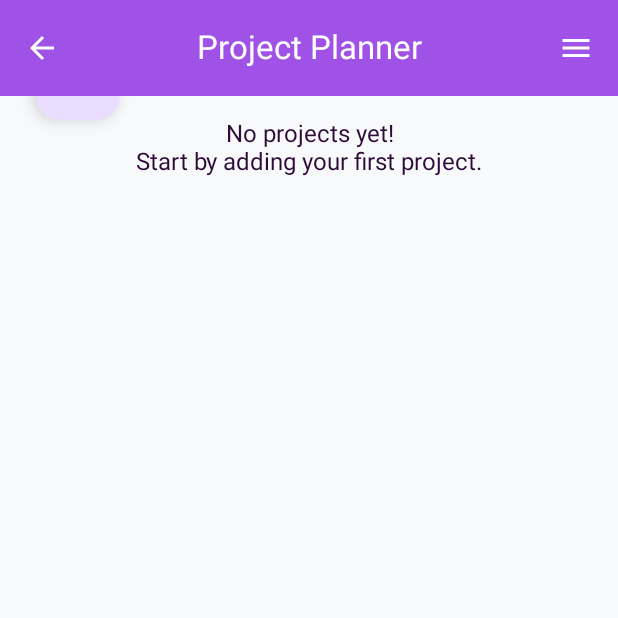
After one commit to Ananya-Ahuja/OnTrack, an Android app built with Jetpack Compose: the ProjectPlannerScreen screen opened through its navigation route, on a phone screen of 412 x 824 dp, the top half of it. The commit adds this screen. Run offline under Robolectric (Android 15) with nearby library versions, the phone set to English and light mode, and no system bars; our stand-ins replace Dagger/Hilt's generated code, Firebase (no records; nobody signed in at launch, a user with empty details on screens opened directly), Room's generated code, livedata-compose.

Commit message:
project planner implemented

```diff
--- a/app/src/main/java/com/igdtuw/ontrack/TaskDatabase.kt
+++ b/app/src/main/java/com/igdtuw/ontrack/AppDatabase.kt
@@ -5,11 +5,15 @@ import androidx.room.RoomDatabase
 import androidx.room.TypeConverters
 
 @Database(
-    entities = [Task::class, Course::class], // Include all entities
+    entities = [
+        Project::class,
+        Milestone::class,
+        Task::class, Course::class],
     version = 2 // Incremented version
 )
 @TypeConverters(Converters::class)
 abstract class AppDatabase : RoomDatabase() {
     abstract fun taskDao(): TaskDao
-    abstract fun courseDao(): CourseDao // Add new DAO
+    abstract fun projectDao(): ProjectDao
+    abstract fun courseDao(): CourseDao
 }
--- a/app/src/main/java/com/igdtuw/ontrack/Navigation.kt
+++ b/app/src/main/java/com/igdtuw/ontrack/Navigation.kt
@@ -80,5 +80,14 @@ fun Navigation(modifier: Modifier = Modifier, authViewModel: AuthViewModel) {
                 authViewModel = authViewModel
             )
         }
+
+        composable("project_planner") {
+            val viewModel: ProjectViewModel = hiltViewModel()
+            ProjectPlannerScreen(
+                navController = navController,
+                viewModel = viewModel,
+                authViewModel = authViewModel
+            )
+        }
     }
 }
--- /dev/null
+++ b/app/src/main/java/com/igdtuw/ontrack/ProjectDao.kt
@@ -0,0 +1,27 @@
+package com.igdtuw.ontrack
+
+import androidx.room.Dao
+import androidx.room.Insert
+import androidx.room.Query
+import androidx.room.Transaction
+import androidx.room.Update
+import kotlinx.coroutines.flow.Flow
+
+@Dao
+interface ProjectDao {
+    @Insert
+    suspend fun insertProject(project: Project): Long
+
+    @Insert
+    suspend fun insertMilestone(milestone: Milestone)
+
+    @Update
+    suspend fun updateMilestone(milestone: Milestone)
+
+    @Transaction
+    @Query("SELECT * FROM projects")
+    fun getProjectsWithMilestones(): Flow<List<ProjectWithMilestones>>
+
+    @Query("DELETE FROM projects WHERE id = :projectId")
+    suspend fun deleteProject(projectId: Long)
+}
--- /dev/null
+++ b/app/src/main/java/com/igdtuw/ontrack/ProjectRepository.kt
@@ -0,0 +1,16 @@
+package com.igdtuw.ontrack
+
+import javax.inject.Inject
+
+class ProjectRepository @Inject constructor(private val dao: ProjectDao) {
+    fun getProjects() = dao.getProjectsWithMilestones()
+
+    suspend fun addProject(project: Project, initialMilestones: List<Milestone>) {
+        val projectId = dao.insertProject(project)
+        initialMilestones.forEach { dao.insertMilestone(it.copy(projectId = projectId)) }
+    }
+
+    suspend fun updateMilestone(milestone: Milestone) = dao.updateMilestone(milestone)
+
+    suspend fun deleteProject(project: Project) = dao.deleteProject(project.id)
+}
--- /dev/null
+++ b/app/src/main/java/com/igdtuw/ontrack/ProjectViewModel.kt
@@ -0,0 +1,32 @@
+package com.igdtuw.ontrack
+
+import androidx.lifecycle.ViewModel
+import androidx.lifecycle.viewModelScope
+import dagger.hilt.android.lifecycle.HiltViewModel
+import kotlinx.coroutines.flow.SharingStarted
+import kotlinx.coroutines.flow.stateIn
+import kotlinx.coroutines.launch
+import javax.inject.Inject
+
+@HiltViewModel
+class ProjectViewModel @Inject constructor(
+    private val repository: ProjectRepository
+) : ViewModel() {
+    val projects = repository.getProjects().stateIn(
+        scope = viewModelScope,
+        started = SharingStarted.WhileSubscribed(5000),
+        initialValue = emptyList()
+    )
+
+    fun addProject(title: String, milestones: List<Milestone>) = viewModelScope.launch {
+        repository.addProject(Project(title = title), milestones)
+    }
+
+    fun updateMilestone(milestone: Milestone) = viewModelScope.launch {
+        repository.updateMilestone(milestone)
+    }
+
+    fun deleteProject(project: Project) = viewModelScope.launch {
+        repository.deleteProject(project)
+    }
+}
--- a/app/src/main/java/com/igdtuw/ontrack/screens/DashboardScreen.kt
+++ b/app/src/main/java/com/igdtuw/ontrack/screens/DashboardScreen.kt
@@ -26,6 +26,7 @@ fun DashboardScreen(
                 "To-do List" -> navController.navigate("todo")
                 "Calendar" -> navController.navigate("calendar")
                 "CGPA Calculator" -> navController.navigate("cgpa_calculator")
+                "Project Planner" -> navController.navigate("project_planner")
                 // Add other cases for different drawer items""
             }
         },
--- a/app/src/main/java/com/igdtuw/ontrack/screens/MainScaffold.kt
+++ b/app/src/main/java/com/igdtuw/ontrack/screens/MainScaffold.kt
@@ -65,8 +65,6 @@ val drawerItems = listOf(
     DrawerItem("To-do List", R.drawable.todo),
     DrawerItem("Calendar", R.drawable.calendar),
     DrawerItem("ProjectPlanner", R.drawable.project),
-    DrawerItem("CodeVault", R.drawable.codevault),
-    DrawerItem("Resources", R.drawable.resources),
     DrawerItem("CGPA Calculator", R.drawable.cgpa)
 )
 
--- /dev/null
+++ b/app/src/main/java/com/igdtuw/ontrack/screens/ProjectPlannerScreen.kt
@@ -0,0 +1,110 @@
+package com.igdtuw.ontrack.screens
+
+import androidx.compose.foundation.layout.Column
+import androidx.compose.foundation.layout.Row
+import androidx.compose.foundation.layout.fillMaxSize
+import androidx.compose.foundation.layout.fillMaxWidth
+import androidx.compose.foundation.layout.padding
+import androidx.compose.foundation.lazy.LazyColumn
+import androidx.compose.foundation.lazy.items
+import androidx.compose.material.icons.Icons
+import androidx.compose.material.icons.filled.Add
+import androidx.compose.material.icons.filled.Delete
+import androidx.compose.material.icons.filled.KeyboardArrowDown
+import androidx.compose.material.icons.filled.KeyboardArrowUp
+import androidx.compose.material3.Card
+import androidx.compose.material3.CardDefaults
+import androidx.compose.material3.FloatingActionButton
+import androidx.compose.material3.Icon
+import androidx.compose.material3.IconButton
+import androidx.compose.material3.MaterialTheme
+import androidx.compose.material3.Text
+import androidx.compose.runtime.Composable
+import androidx.compose.runtime.collectAsState
+import androidx.compose.runtime.getValue
+import androidx.compose.runtime.mutableStateOf
+import androidx.compose.runtime.remember
+import androidx.compose.runtime.setValue
+import androidx.compose.ui.Alignment
+import androidx.compose.ui.Modifier
+import androidx.compose.ui.text.style.TextAlign
+import androidx.compose.ui.unit.dp
+import androidx.hilt.navigation.compose.hiltViewModel
+import androidx.navigation.NavController
+import com.igdtuw.ontrack.AuthViewModel
+import com.igdtuw.ontrack.ProjectViewModel
+import com.igdtuw.ontrack.ProjectWithMilestones
+
+@Composable
+fun ProjectPlannerScreen(
+    navController: NavController,
+    viewModel: ProjectViewModel = hiltViewModel(),
+    authViewModel: AuthViewModel = hiltViewModel()
+) {
+    var showAddDialog by remember { mutableStateOf(false) }
+    val projects by viewModel.projects.collectAsState(initial = emptyList())
+
+    MainScaffold(
+        screenTitle = "Project Planner",
+        canNavigateBack = true,
+        onNavigateBack = { navController.popBackStack() },
+        onDrawerItemClick = { route ->
+            when (route) {
+                "Home" -> navController.navigate("dashboard")
+                "Calendar" -> navController.navigate("calendar")
+                "To-do List" -> navController.navigate("todo")
+            }
+        },
+        onLogoutClick = {
+            authViewModel.signout()
+            navController.navigate("login") {
+                popUpTo(0) { inclusive = true }
+            }
+        },
+        authViewModel = authViewModel
+    ) { paddingValues ->
+        Column(
+            modifier = Modifier
+                .padding(paddingValues)
+                .padding(16.dp)
+        ) {
+            if (projects.isEmpty()) {
+                Text(
+                    "No projects yet!\nStart by adding your first project.",
+                    modifier = Modifier.fillMaxSize(),
+                    textAlign = TextAlign.Center
+                )
+            } else {
+                LazyColumn {
+                    items(projects) { projectWithMilestones ->
+                        ProjectCard(
+                            projectWithMilestones = projectWithMilestones,
+                            onMilestoneUpdated = viewModel::updateMilestone,
+                            onDelete = { viewModel.deleteProject(projectWithMilestones.project) }
+                        )
+                    }
+                }
+            }
+        }
+
+        FloatingActionButton(
+            onClick = { showAddDialog = true },
+            modifier = Modifier.padding(24.dp)
+        ) {
+            Icon(
+                imageVector = Icons.Default.Add,
+                contentDescription = "Add Project"
+            )
+        }
+    }
+
+    if (showAddDialog) {
+        AddProjectDialog(
+            onDismiss = { showAddDialog = false },
+            onSave = { title, milestones ->
+                viewModel.addProject(title, milestones)
+                showAddDialog = false
+            }
+        )
+    }
+}
--- a/gradle.properties
+++ b/gradle.properties
@@ -21,3 +21,4 @@ kotlin.code.style=official
 # resources declared in the library itself and none from the library's dependencies,
 # thereby reducing the size of the R class for that library
 android.nonTransitiveRClass=true
+org.gradle.groovy.dsl.caching=false
```
Also changed, not shown: app/src/main/java/com/igdtuw/ontrack/Converters.kt (+20 -5 lines), app/src/main/java/com/igdtuw/ontrack/DatabaseModule.kt (+6 -21 lines), app/src/main/java/com/igdtuw/ontrack/Milestone.kt (added, +23 -0 lines), app/src/main/java/com/igdtuw/ontrack/MilestoneTemplate.kt (added, +8 -0 lines), app/src/main/java/com/igdtuw/ontrack/MilestoneTemplateItem.kt (added, +57 -0 lines), app/src/main/java/com/igdtuw/ontrack/Project.kt (added, +14 -0 lines), app/src/main/java/com/igdtuw/ontrack/ProjectWithMilestones.kt (added, +13 -0 lines), app/src/main/java/com/igdtuw/ontrack/screens/AddProjectDialog.kt (added, +92 -0 lines), app/src/main/java/com/igdtuw/ontrack/screens/MilestoneItem.kt (added, +96 -0 lines), app/src/main/java/com/igdtuw/ontrack/screens/ProjectCard.kt (added, +86 -0 lines).
